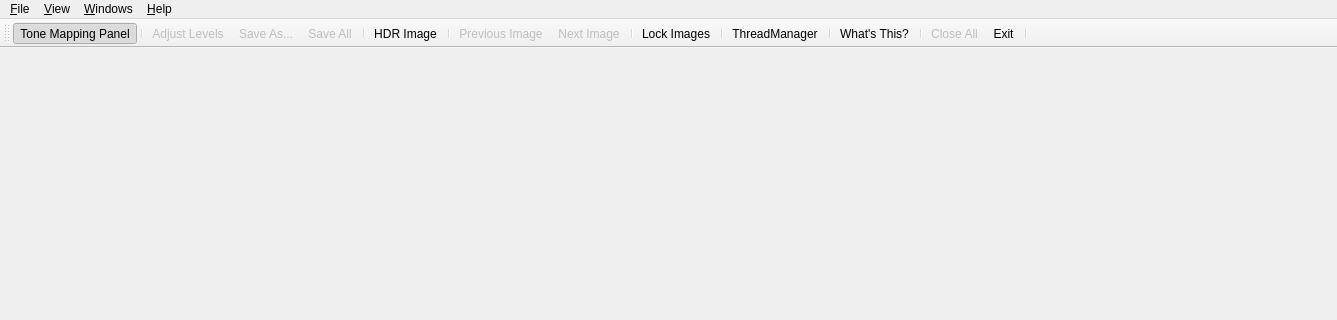
Old version of the form forms/TonemappingWindow.ui in the repository LuminanceHDR/LuminanceHDR; both pictures show x 0 to 1337 and y 0 to 320 of the 1337 by 822 pixel window.
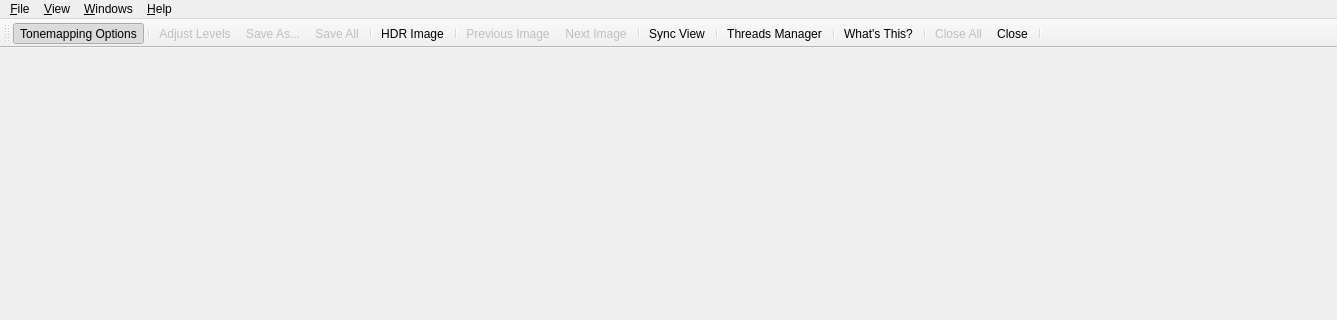
New version of the form. Icons and pictures are not drawn.

Commit message: "Hdr" -> "HDR image", "Tone mapping" -> "Tonemapping", docs updates/fixes, new statusbar messages, Preferences deweirdefication, more to follow

Patch:
```diff
--- a/forms/TonemappingWindow.ui
+++ b/forms/TonemappingWindow.ui
@@ -152,12 +152,9 @@
      <normaloff>:/new/prefix1/images/exit.png</normaloff>:/new/prefix1/images/exit.png</iconset>
    </property>
    <property name="text" >
-    <string>&amp;Exit</string>
+    <string>&amp;Close</string>
    </property>
    <property name="iconText" >
-    <string>Exit</string>
-   </property>
-   <property name="toolTip" >
     <string>Close</string>
    </property>
    <property name="statusTip" >
@@ -182,10 +179,10 @@
      <normaloff>:/new/prefix1/images/luminance.png</normaloff>:/new/prefix1/images/luminance.png</iconset>
    </property>
    <property name="text" >
-    <string>Tone Mapping Panel</string>
+    <string>Tonemapping Options</string>
    </property>
    <property name="iconText" >
-    <string>Tone Mapping Panel</string>
+    <string>Tonemapping Options</string>
    </property>
    <property name="toolTip" >
     <string>Tone Mapping Panel</string>
@@ -587,7 +584,16 @@
      <normalon>:/new/prefix1/images/lock-on.png</normalon>:/new/prefix1/images/lock-off.png</iconset>
    </property>
    <property name="text" >
-    <string>Lock Images</string>
+    <string>Sync View</string>
+   </property>
+   <property name="toolTip" >
+    <string>Lock view of all images to sync panning</string>
+   </property>
+   <property name="statusTip" >
+    <string>Lock view of all images to sync panning</string>
+   </property>
+   <property name="whatsThis" >
+    <string>Lock view of all images to sync panning</string>
    </property>
   </action>
   <action name="actionAbout_Luminance" >
@@ -609,7 +615,7 @@
      <normaloff>:/new/prefix1/images/system-run.png</normaloff>:/new/prefix1/images/system-run.png</iconset>
    </property>
    <property name="text" >
-    <string>ThreadManager</string>
+    <string>Threads Manager</string>
    </property>
   </action>
  </widget>
```
Left out of the diff: 65 changed lines with no effect on the pictures. The commit also changes 15 other files.
